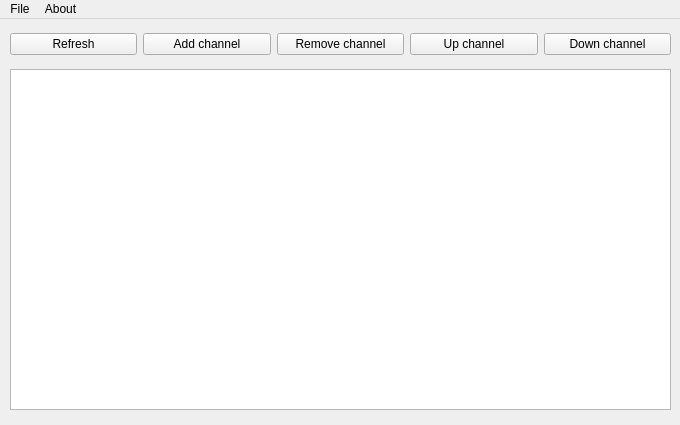
Above: mainwindow.ui from ItLisBy/M3U_IPTV before the change. Below: the same form after it.
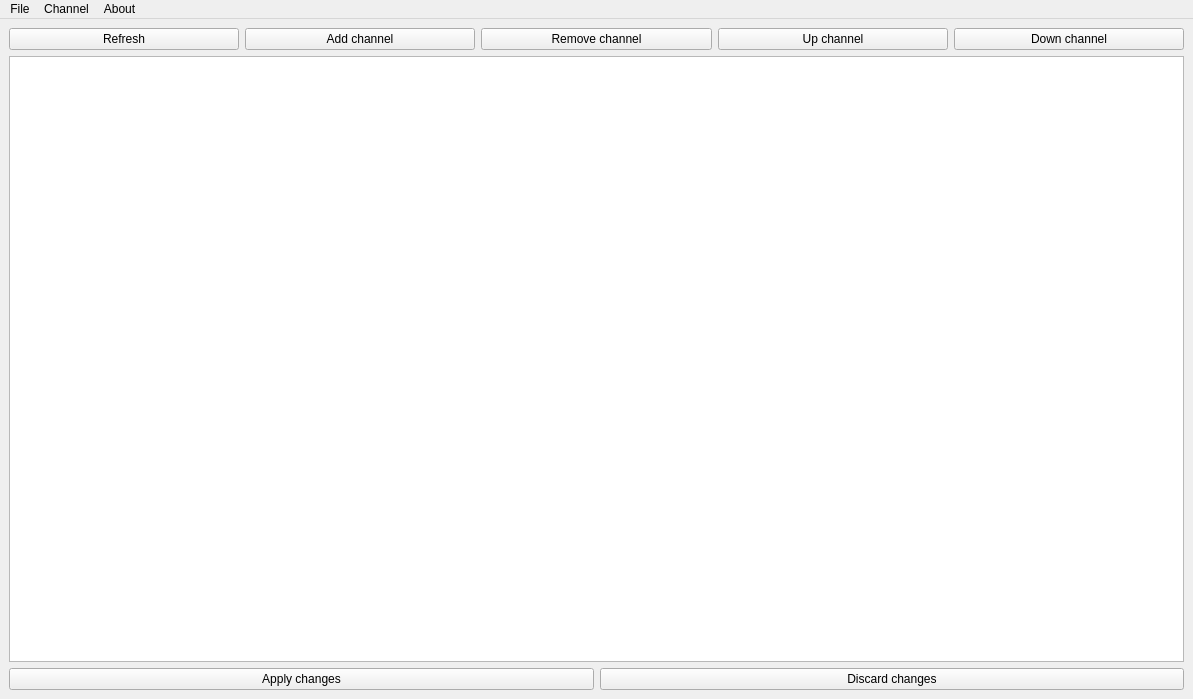
That is the form after the change.

The edit to the form file:
```diff
--- a/mainwindow.ui
+++ b/mainwindow.ui
@@ -6,33 +6,16 @@
    <rect>
     <x>0</x>
     <y>0</y>
-    <width>680</width>
-    <height>425</height>
+    <width>1193</width>
+    <height>699</height>
    </rect>
   </property>
   <property name="windowTitle">
    <string>M3U_IPTV</string>
   </property>
   <widget class="QWidget" name="centralwidget">
-   <widget class="QTableView" name="tableView">
-    <property name="geometry">
-     <rect>
-      <x>10</x>
-      <y>50</y>
-      <width>661</width>
-      <height>341</height>
-     </rect>
-    </property>
-   </widget>
-   <widget class="QWidget" name="horizontalLayoutWidget">
-    <property name="geometry">
-     <rect>
-      <x>10</x>
-      <y>0</y>
-      <width>661</width>
-      <height>51</height>
-     </rect>
-    </property>
+   <layout class="QVBoxLayout" name="verticalLayout">
+    <item>
     <layout class="QHBoxLayout" name="horizontalLayout">
      <item>
       <widget class="QPushButton" name="btnRefresh">
@@ -70,14 +53,43 @@
       </widget>
      </item>
     </layout>
-   </widget>
+    </item>
+    <item>
+     <widget class="QTableView" name="tableView">
+      <property name="selectionBehavior">
+       <enum>QAbstractItemView::SelectRows</enum>
+      </property>
+      <attribute name="horizontalHeaderStretchLastSection">
+       <bool>true</bool>
+      </attribute>
+     </widget>
+    </item>
+    <item>
+     <layout class="QHBoxLayout" name="horizontalLayout_2">
+      <item>
+       <widget class="QPushButton" name="btnSave">
+        <property name="text">
+         <string>Apply changes</string>
+        </property>
+       </widget>
+      </item>
+      <item>
+       <widget class="QPushButton" name="pushButton_2">
+        <property name="text">
+         <string>Discard changes</string>
+        </property>
+       </widget>
+      </item>
+     </layout>
+    </item>
+   </layout>
   </widget>
   <widget class="QMenuBar" name="menubar">
    <property name="geometry">
     <rect>
      <x>0</x>
      <y>0</y>
-     <width>680</width>
+     <width>1193</width>
      <height>20</height>
     </rect>
    </property>
@@ -93,7 +105,18 @@
      <string>About</string>
     </property>
    </widget>
+   <widget class="QMenu" name="menuChannel">
+    <property name="title">
+     <string>Channel</string>
+    </property>
+    <addaction name="actionAdd_Channel"/>
+    <addaction name="actionRemove_Channel"/>
+    <addaction name="separator"/>
+    <addaction name="actionUp_channel"/>
+    <addaction name="actionDown_channel"/>
+   </widget>
    <addaction name="menuFile"/>
+   <addaction name="menuChannel"/>
    <addaction name="menuAbout"/>
   </widget>
   <action name="actionOpen">
```
Left out of the diff: 105 changed lines with no effect on the pictures. Lines whose indentation alone changed are shown as unchanged.
